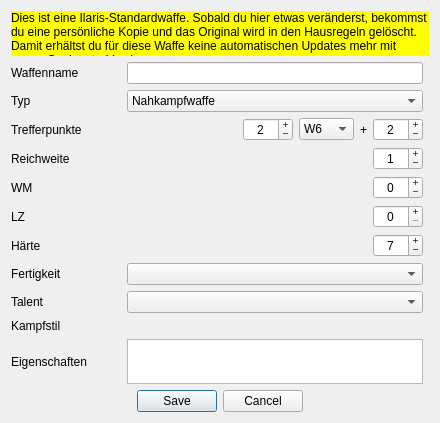
First picture: the form in designer/DatenbankEditWaffe.ui, repository Aeolitus/Sephrasto, before the edit.
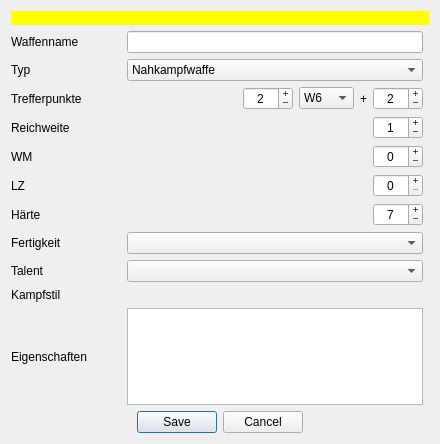
Second picture: the form after the edit.

The edit to the form file:
```diff
--- a/designer/DatenbankEditWaffe.ui
+++ b/designer/DatenbankEditWaffe.ui
@@ -10,7 +10,7 @@
     <x>0</x>
     <y>0</y>
     <width>440</width>
-    <height>423</height>
+    <height>444</height>
    </rect>
   </property>
   <property name="windowTitle">
@@ -349,7 +349,7 @@
         <string notr="true">background-color: rgb(255, 255, 0); color: black;</string>
        </property>
        <property name="text">
-        <string>&lt;html&gt;&lt;head/&gt;&lt;body&gt;&lt;p&gt;Dies ist eine Ilaris-Standardwaffe. Sobald du hier etwas veränderst, bekommst du eine persönliche Kopie und das Original wird in den Hausregeln gelöscht. Damit erhältst du für diese Waffe keine automatischen Updates mehr mit neuen Sephrasto-Versionen.&lt;/p&gt;&lt;/body&gt;&lt;/html&gt;</string>
+        <string></string>
        </property>
        <property name="wordWrap">
         <bool>true</bool>
```
Left out of the diff: 16 changed lines with no effect on the pictures.
